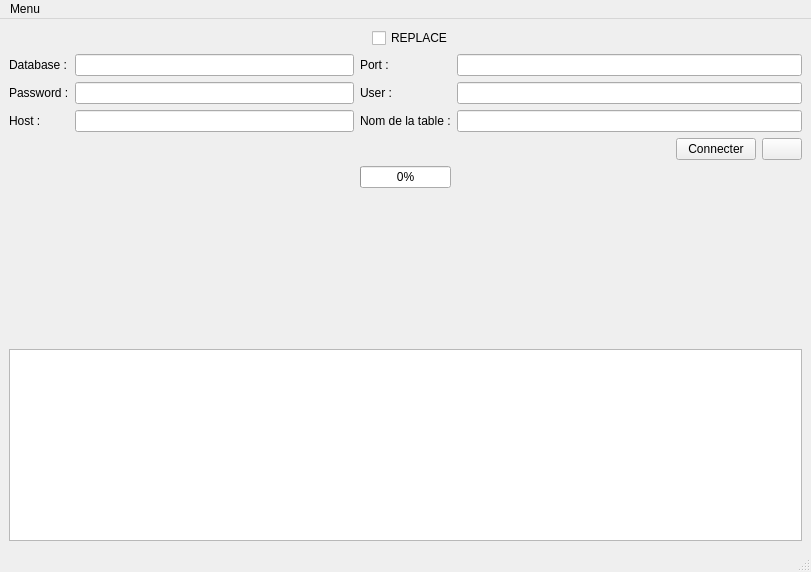
Above: src/insertwindow.ui from Maxime-Cllt/DataStorm before the change. Below: the same form after it.
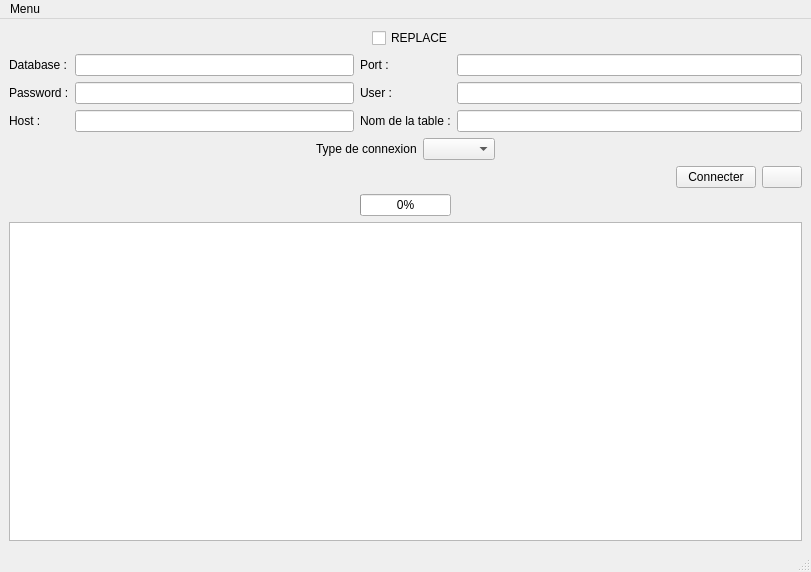
That is the form after the change.

```diff
--- a/src/insertwindow.ui
+++ b/src/insertwindow.ui
@@ -152,6 +152,46 @@
       </item>
      </layout>
     </item>
+    <item>
+     <layout class="QHBoxLayout" name="horizontalLayout_4">
+      <item>
+       <spacer name="horizontalSpacer_7">
+        <property name="orientation">
+         <enum>Qt::Horizontal</enum>
+        </property>
+        <property name="sizeHint" stdset="0">
+         <size>
+          <width>24</width>
+          <height>17</height>
+         </size>
+        </property>
+       </spacer>
+      </item>
+      <item>
+       <widget class="QLabel" name="label_7">
+        <property name="text">
+         <string>Type de connexion</string>
+        </property>
+       </widget>
+      </item>
+      <item>
+       <widget class="QComboBox" name="database_box"/>
+      </item>
+      <item>
+       <spacer name="horizontalSpacer_8">
+        <property name="orientation">
+         <enum>Qt::Horizontal</enum>
+        </property>
+        <property name="sizeHint" stdset="0">
+         <size>
+          <width>24</width>
+          <height>17</height>
+         </size>
+        </property>
+       </spacer>
+      </item>
+     </layout>
+    </item>
     <item>
      <layout class="QHBoxLayout" name="horizontalLayout_3">
       <item>
@@ -241,19 +281,6 @@
       </item>
      </layout>
     </item>
-    <item>
-     <spacer name="verticalSpacer">
-      <property name="orientation">
-       <enum>Qt::Vertical</enum>
-      </property>
-      <property name="sizeHint" stdset="0">
-       <size>
-        <width>20</width>
-        <height>29</height>
-       </size>
-      </property>
-     </spacer>
-    </item>
     <item>
      <widget class="QTextEdit" name="debugEdit"/>
     </item>
```
Left out of the diff: 2 changed lines with no effect on the pictures.
